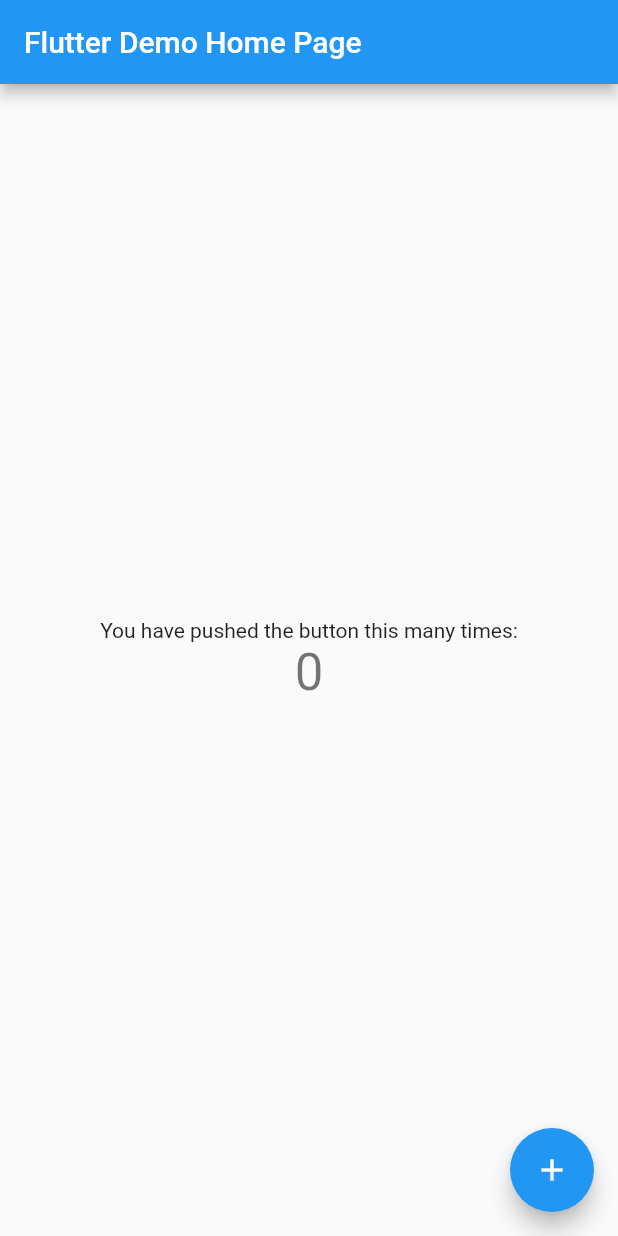
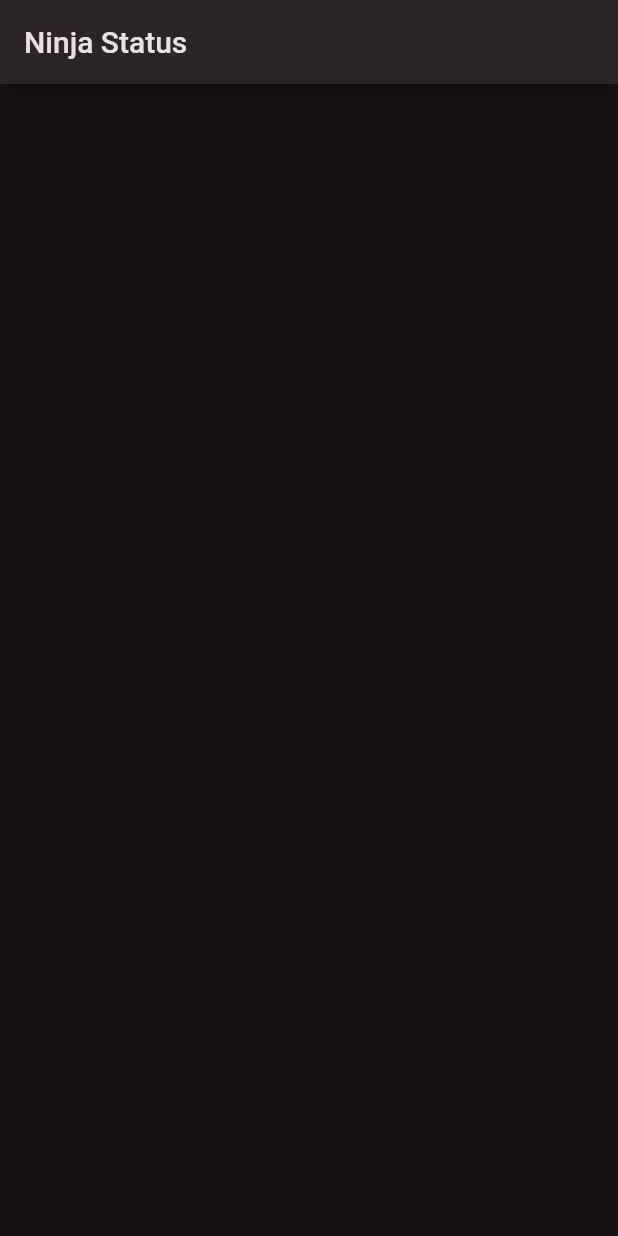
Before and after one commit to milkyascodes/Ninja-Status, a Flutter app: the screen it shows after launch, on a phone screen of 412 x 824 dp. Run offline on Flutter 3.47's test engine with Material 2 defaults, Android fonts, the phone set to English and light mode, and no system bars; our stand-ins replace get.

Commit message:
added darkTheme and created app bar

```diff
--- a/lib/main.dart
+++ b/lib/main.dart
@@ -1,4 +1,5 @@
 import 'package:flutter/material.dart';
+import 'package:get/get.dart';
 
 void main() {
   runApp(const MyApp());
@@ -10,106 +11,24 @@
   // This widget is the root of your application.
   @override
   Widget build(BuildContext context) {
-    return MaterialApp(
+    return GetMaterialApp(
       title: 'Flutter Demo',
       theme: ThemeData(
-        // This is the theme of your application.
-        //
-        // Try running your application with "flutter run". You'll see the
-        // application has a blue toolbar. Then, without quitting the app, try
-        // changing the primarySwatch below to Colors.green and then invoke
-        // "hot reload" (press "r" in the console where you ran "flutter run",
-        // or simply save your changes to "hot reload" in a Flutter IDE).
-        // Notice that the counter didn't reset back to zero; the application
-        // is not restarted.
-        primarySwatch: Colors.blue,
-      ),
-      home: const MyHomePage(title: 'Flutter Demo Home Page'),
+          colorSchemeSeed: Colors.purple, brightness: Brightness.dark),
+      home: const MyHomePage(),
     );
   }
 }
 
-class MyHomePage extends StatefulWidget {
-  const MyHomePage({Key? key, required this.title}) : super(key: key);
-
-  // This widget is the home page of your application. It is stateful, meaning
-  // that it has a State object (defined below) that contains fields that affect
-  // how it looks.
-
-  // This class is the configuration for the state. It holds the values (in this
-  // case the title) provided by the parent (in this case the App widget) and
-  // used by the build method of the State. Fields in a Widget subclass are
-  // always marked "final".
-
-  final String title;
-
-  @override
-  State<MyHomePage> createState() => _MyHomePageState();
-}
-
-class _MyHomePageState extends State<MyHomePage> {
-  int _counter = 0;
-
-  void _incrementCounter() {
-    setState(() {
-      // This call to setState tells the Flutter framework that something has
-      // changed in this State, which causes it to rerun the build method below
-      // so that the display can reflect the updated values. If we changed
-      // _counter without calling setState(), then the build method would not be
-      // called again, and so nothing would appear to happen.
-      _counter++;
-    });
-  }
+class MyHomePage extends StatelessWidget {
+  const MyHomePage({Key? key}) : super(key: key);
 
   @override
   Widget build(BuildContext context) {
-    // This method is rerun every time setState is called, for instance as done
-    // by the _incrementCounter method above.
-    //
-    // The Flutter framework has been optimized to make rerunning build methods
-    // fast, so that you can just rebuild anything that needs updating rather
-    // than having to individually change instances of widgets.
     return Scaffold(
       appBar: AppBar(
-        // Here we take the value from the MyHomePage object that was created by
-        // the App.build method, and use it to set our appbar title.
-        title: Text(widget.title),
+        title: const Text('Ninja Status'),
       ),
-      body: Center(
-        // Center is a layout widget. It takes a single child and positions it
-        // in the middle of the parent.
-        child: Column(
-          // Column is also a layout widget. It takes a list of children and
-          // arranges them vertically. By default, it sizes itself to fit its
-          // children horizontally, and tries to be as tall as its parent.
-          //
-          // Invoke "debug painting" (press "p" in the console, choose the
-          // "Toggle Debug Paint" action from the Flutter Inspector in Android
-          // Studio, or the "Toggle Debug Paint" command in Visual Studio Code)
-          // to see the wireframe for each widget.
-          //
-          // Column has various properties to control how it sizes itself and
-          // how it positions its children. Here we use mainAxisAlignment to
-          // center the children vertically; the main axis here is the vertical
-          // axis because Columns are vertical (the cross axis would be
-          // horizontal).
-          mainAxisAlignment: MainAxisAlignment.center,
-          children: <Widget>[
-            const Text(
-              'You have pushed the button this many times:',
-            ),
-            Text(
-              '$_counter',
-              style: Theme.of(context).textTheme.headline4,
-            ),
-          ],
-        ),
-      ),
-      floatingActionButton: FloatingActionButton(
-        onPressed: _incrementCounter,
-        tooltip: 'Increment',
-        child: const Icon(Icons.add),
-      ), // This trailing comma makes auto-formatting nicer for build methods.
     );
   }
 }
```
